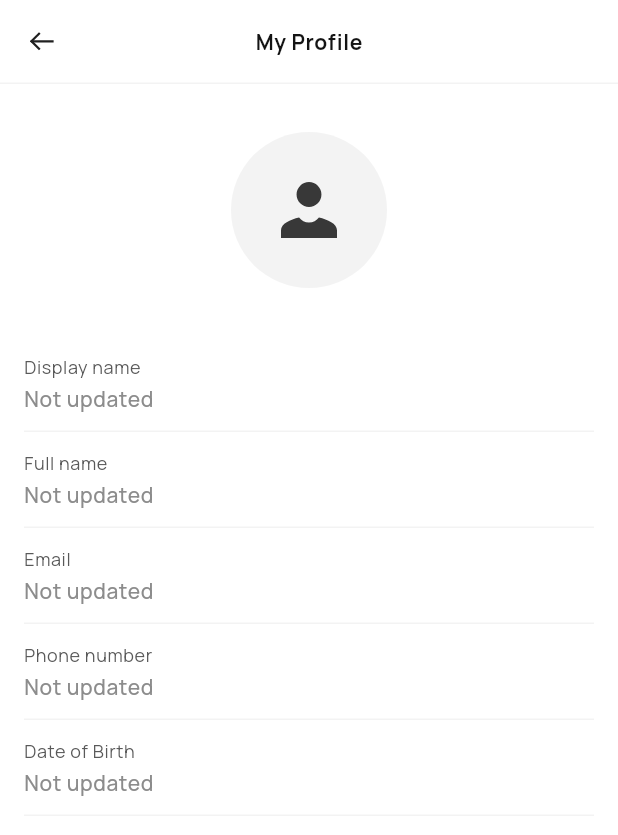
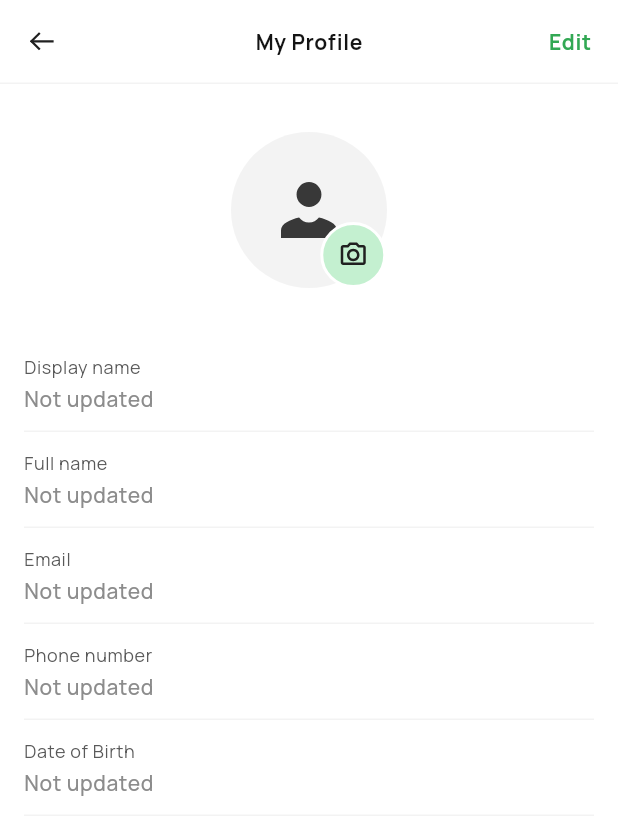
Before and after one commit to hellomentorplus/hatspace, a Flutter app: the ProfileBody screen opened directly, after a tap on "View profile", on a phone screen of 412 x 824 dp. Shown: the top 835 px of the screen. Run offline on Flutter 3.47's test engine with Material 2 defaults, Android fonts, the phone set to English and light mode, and no system bars; our stand-ins replace cached_network_image, clock, cloud_firestore, device_info_plus, equatable, firebase_auth and 13 more; missing offline and left inert: flutter_facebook_auth, photo_manager, shake; accounts and stored records are empty; generated files the repository leaves out were written again; network calls fail.

Commit message:
HS-340 remove unuse changes

```diff
--- a/lib/features/application/application_view.dart
+++ b/lib/features/application/application_view.dart
@@ -5,11 +5,9 @@ import 'package:hatspace/dimens/hs_dimens.dart';
 import 'package:hatspace/features/application/view_model/application_cubit.dart';
 import 'package:hatspace/gen/assets.gen.dart';
 import 'package:hatspace/strings/l10n.dart';
-import 'package:hatspace/theme/extensions/bottom_modal_extension.dart';
 import 'package:hatspace/theme/hs_theme.dart';
 import 'package:hatspace/theme/widgets/hs_buttons.dart';
 import 'package:hatspace/theme/widgets/hs_buttons_settings.dart';
-import 'package:hatspace/theme/widgets/hs_warning_bottom_sheet.dart';
 import 'package:url_launcher/url_launcher.dart';
 
 class ApplicationView extends StatelessWidget {
--- a/lib/features/profile/my_profile/view/my_profile_screen.dart
+++ b/lib/features/profile/my_profile/view/my_profile_screen.dart
@@ -30,18 +30,18 @@ class MyProfileBody extends StatelessWidget {
       return Scaffold(
         appBar: HsAppBar(
           title: HatSpaceStrings.current.myProfile,
-          // actions: [
-          //   TextOnlyButton(
-          //       label: HatSpaceStrings.current.edit,
-          //       onPressed: () {
-          //         /// TODO : Handle edit button press
-          //       },
-          //       style: TextButton.styleFrom(
-          //           padding: EdgeInsets.zero,
-          //           textStyle: Theme.of(context).textTheme.bodyMedium?.copyWith(
-          //               fontWeight: FontStyleGuide.fwBold,
-          //               color: HSColor.primary))),
-          // ],
+          actions: [
+            TextOnlyButton(
+                label: HatSpaceStrings.current.edit,
+                onPressed: () {
+                  /// TODO : Handle edit button press
+                },
+                style: TextButton.styleFrom(
+                    padding: EdgeInsets.zero,
+                    textStyle: Theme.of(context).textTheme.bodyMedium?.copyWith(
+                        fontWeight: FontStyleGuide.fwBold,
+                        color: HSColor.primary))),
+          ],
         ),
         body: SingleChildScrollView(
           child: Padding(
@@ -79,10 +79,10 @@ class MyProfileBody extends StatelessWidget {
                                   );
                           },
                         )),
-                    // Positioned(
-                    //     bottom: 0,
-                    //     right: 0,
-                    //     child: SvgPicture.asset(Assets.images.cameraCircle))
+                    Positioned(
+                        bottom: 0,
+                        right: 0,
+                        child: SvgPicture.asset(Assets.images.cameraCircle))
                   ],
                 ),
                 const SizedBox(height: HsDimens.spacing32),
--- a/lib/features/profile/view/profile_view.dart
+++ b/lib/features/profile/view/profile_view.dart
@@ -60,52 +60,52 @@ class ProfileBody extends StatelessWidget {
             child: Column(
               crossAxisAlignment: CrossAxisAlignment.start,
               children: [
-                // Text(HatSpaceStrings.current.myAccount,
-                //     style: Theme.of(context)
-                //         .textTheme
-                //         .displayLarge
-                //         ?.copyWith(fontSize: FontStyleGuide.fontSize18)),
-                // const SizedBox(height: HsDimens.spacing8),
-                // BlocSelector<ProfileCubit, ProfileState, bool>(
-                //     selector: (state) {
-                //   if (state is GetUserDetailSucceedState) {
-                //     return state.roles.contains(Roles.homeowner);
-                //   }
-                //
-                //   return false;
-                // }, builder: (context, isHomeOwner) {
-                //   if (isHomeOwner) {
-                //     return _OptionView(
-                //       iconPath: Assets.icons.apartment,
-                //       title: HatSpaceStrings.current.myProperties,
-                //       onPressed: () {},
-                //     );
-                //   }
-                //   return const SizedBox();
-                // }),
-                // _OptionView(
-                //   iconPath: Assets.icons.favorite,
-                //   title: HatSpaceStrings.current.favoriteLists,
-                //   onPressed: () {},
-                // ),
-                // const SizedBox(height: HsDimens.spacing24),
+                Text(HatSpaceStrings.current.myAccount,
+                    style: Theme.of(context)
+                        .textTheme
+                        .displayLarge
+                        ?.copyWith(fontSize: FontStyleGuide.fontSize18)),
+                const SizedBox(height: HsDimens.spacing8),
+                BlocSelector<ProfileCubit, ProfileState, bool>(
+                    selector: (state) {
+                  if (state is GetUserDetailSucceedState) {
+                    return state.roles.contains(Roles.homeowner);
+                  }
+
+                  return false;
+                }, builder: (context, isHomeOwner) {
+                  if (isHomeOwner) {
+                    return _OptionView(
+                      iconPath: Assets.icons.apartment,
+                      title: HatSpaceStrings.current.myProperties,
+                      onPressed: () {},
+                    );
+                  }
+                  return const SizedBox();
+                }),
+                _OptionView(
+                  iconPath: Assets.icons.favorite,
+                  title: HatSpaceStrings.current.favoriteLists,
+                  onPressed: () {},
+                ),
+                const SizedBox(height: HsDimens.spacing24),
                 Text(HatSpaceStrings.current.settings,
                     style: Theme.of(context)
                         .textTheme
                         .displayLarge
                         ?.copyWith(fontSize: FontStyleGuide.fontSize18)),
-                // const SizedBox(height: HsDimens.spacing8),
-                // _OptionView(
-                //   iconPath: Assets.icons.language,
-                //   title: HatSpaceStrings.current.language,
-                //   suffixText: 'English',
-                //   onPressed: () {},
-                // ),
-                // _OptionView(
-                //   iconPath: Assets.icons.info,
-                //   title: HatSpaceStrings.current.otherInformation,
-                //   onPressed: () {},
-                // ),
+                const SizedBox(height: HsDimens.spacing8),
+                _OptionView(
+                  iconPath: Assets.icons.language,
+                  title: HatSpaceStrings.current.language,
+                  suffixText: 'English',
+                  onPressed: () {},
+                ),
+                _OptionView(
+                  iconPath: Assets.icons.info,
+                  title: HatSpaceStrings.current.otherInformation,
+                  onPressed: () {},
+                ),
                 _OptionView(
                   iconPath: Assets.icons.logout,
                   title: HatSpaceStrings.current.logOut,
```
Also changed, not shown: lib/features/sign_up/view/sign_up_screen.dart (+23 -23 lines).
